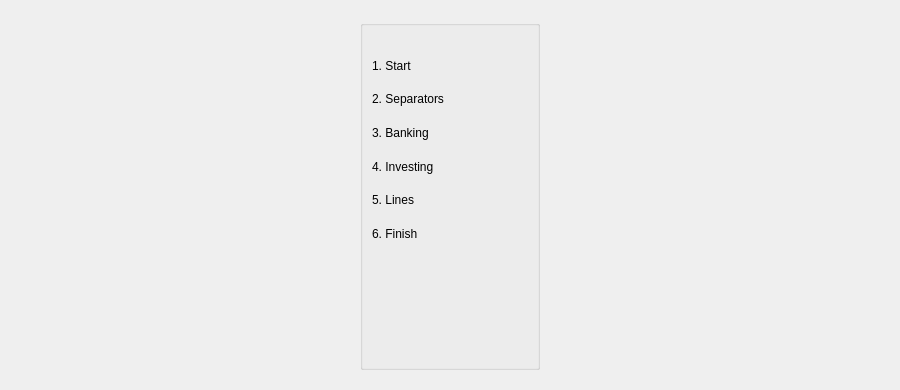
KDE/kmymoney, file kmymoney/plugins/csvimport/csvwizard.ui: the form before one commit.
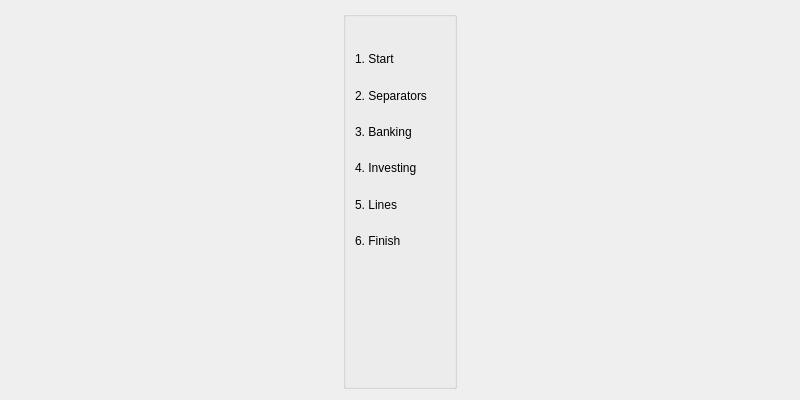
The form after the commit.

Diff of the .ui file:
```diff
--- a/kmymoney/plugins/csvimport/csvwizard.ui
+++ b/kmymoney/plugins/csvimport/csvwizard.ui
@@ -6,69 +6,23 @@
    <rect>
     <x>0</x>
     <y>0</y>
-    <width>900</width>
-    <height>390</height>
-   </rect>
-  </property>
-  <property name="sizePolicy">
-   <sizepolicy hsizetype="Minimum" vsizetype="MinimumExpanding">
-    <horstretch>0</horstretch>
-    <verstretch>0</verstretch>
-   </sizepolicy>
-  </property>
-  <property name="minimumSize">
-   <size>
     <width>800</width>
-    <height>320</height>
-   </size>
-  </property>
-  <property name="maximumSize">
-   <size>
-    <width>1180</width>
-    <height>16777215</height>
-   </size>
+    <height>400</height>
+   </rect>
   </property>
   <property name="windowTitle">
    <string>CSVWizard</string>
   </property>
+  <layout class="QVBoxLayout" name="verticalLayout">
+   <item>
   <layout class="QHBoxLayout" name="horizontalLayout">
    <item>
-    <widget class="QFrame" name="frame_low">
-     <property name="sizePolicy">
-      <sizepolicy hsizetype="Minimum" vsizetype="Preferred">
-       <horstretch>0</horstretch>
-       <verstretch>0</verstretch>
-      </sizepolicy>
-     </property>
-     <property name="minimumSize">
-      <size>
-       <width>0</width>
-       <height>0</height>
-      </size>
-     </property>
-     <property name="maximumSize">
-      <size>
-       <width>16777215</width>
-       <height>16777215</height>
-      </size>
-     </property>
-     <property name="frameShape">
-      <enum>QFrame::NoFrame</enum>
-     </property>
-     <property name="frameShadow">
-      <enum>QFrame::Raised</enum>
-     </property>
-     <layout class="QHBoxLayout" name="horizontalLayout_2">
-      <item>
        <widget class="QGroupBox" name="groupBox_stage">
-        <property name="maximumSize">
-         <size>
-          <width>180</width>
-          <height>16777215</height>
-         </size>
-        </property>
-        <property name="title">
-         <string/>
+       <property name="sizePolicy">
+        <sizepolicy hsizetype="Maximum" vsizetype="Preferred">
+         <horstretch>0</horstretch>
+         <verstretch>0</verstretch>
+        </sizepolicy>
         </property>
         <layout class="QVBoxLayout" name="verticalLayout_3" stretch="6,10,10,10,10,10,10,40">
          <item>
@@ -79,7 +33,7 @@
            <property name="sizeHint" stdset="0">
             <size>
              <width>20</width>
-             <height>6</height>
+            <height>40</height>
             </size>
            </property>
           </spacer>
@@ -155,7 +109,6 @@
        </widget>
       </item>
      </layout>
-    </widget>
    </item>
   </layout>
  </widget>
```
Lines whose indentation alone changed are shown as unchanged.
